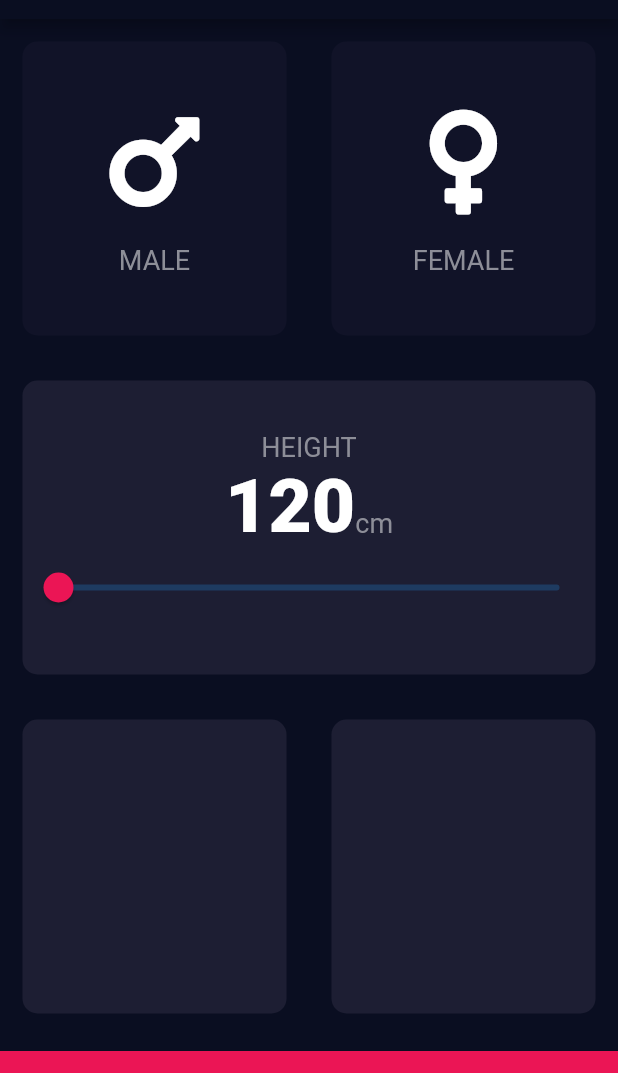
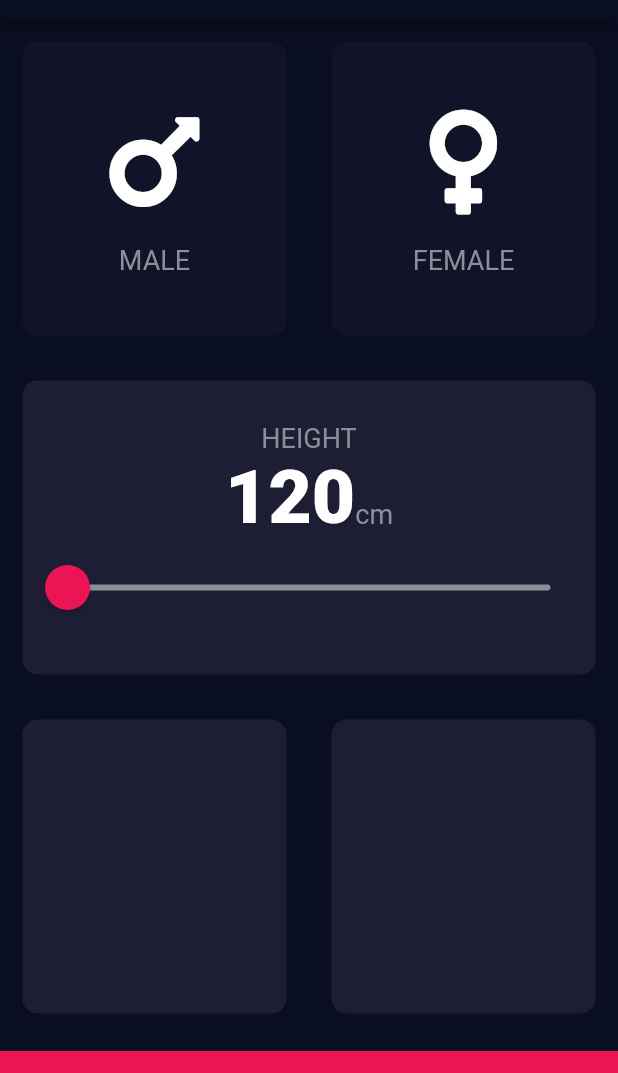
Before and after one commit to AmbujaAK/bmi-calculator-flutter, a Flutter app: the screen it shows after launch, on a phone screen of 412 x 824 dp, the part 65-1138 px from its top. Run offline on Flutter 3.47's test engine with Material 2 defaults, Android fonts, the phone set to English and light mode, and no system bars; our stand-ins replace font_awesome_flutter.

Commit message:
slider Theme added

```diff
--- a/lib/input-page.dart
+++ b/lib/input-page.dart
@@ -92,16 +92,29 @@ class _InputPageState extends State<InputPage> {
                       )
                     ],
                   ),
-                  Slider(
+                  SliderTheme(
+                    data: SliderTheme.of(context).copyWith(
+                      activeTrackColor: Colors.white,
+                      inactiveTrackColor: Color(0xFF8D8E98),
+                      thumbColor: kBottomContainerColor,
+                      overlayColor: Color(0x29EB1555),
+                      thumbShape: RoundSliderThumbShape(
+                        enabledThumbRadius: 15.0,
+                      ),
+                      overlayShape: RoundSliderOverlayShape(
+                        overlayRadius: 30.0
+                      )
+                    ),
+                    child: Slider(
                       value: height.toDouble(),
                       min: 120,
                       max: 220,
-                    activeColor: kBottomContainerColor,
                       onChanged: (double newValue){
                         setState(() {
                           height = newValue.round();
                         });
                       },
+                    ),
                   )
                 ],
               ),
```
Lines whose indentation alone changed are shown as unchanged.
